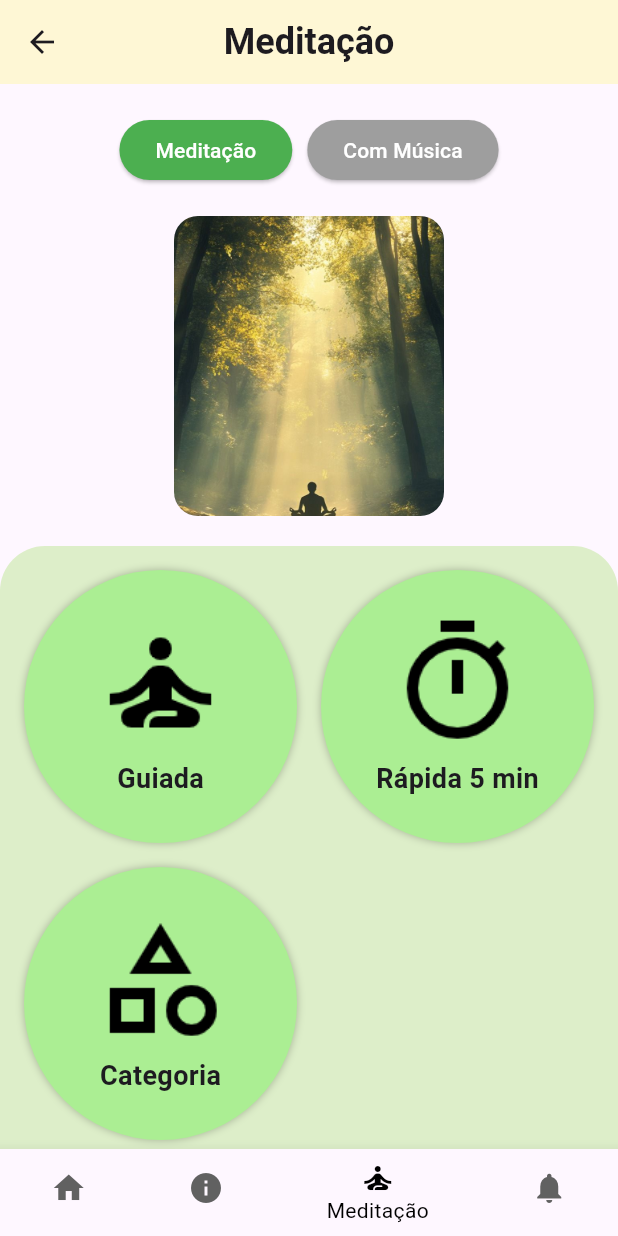
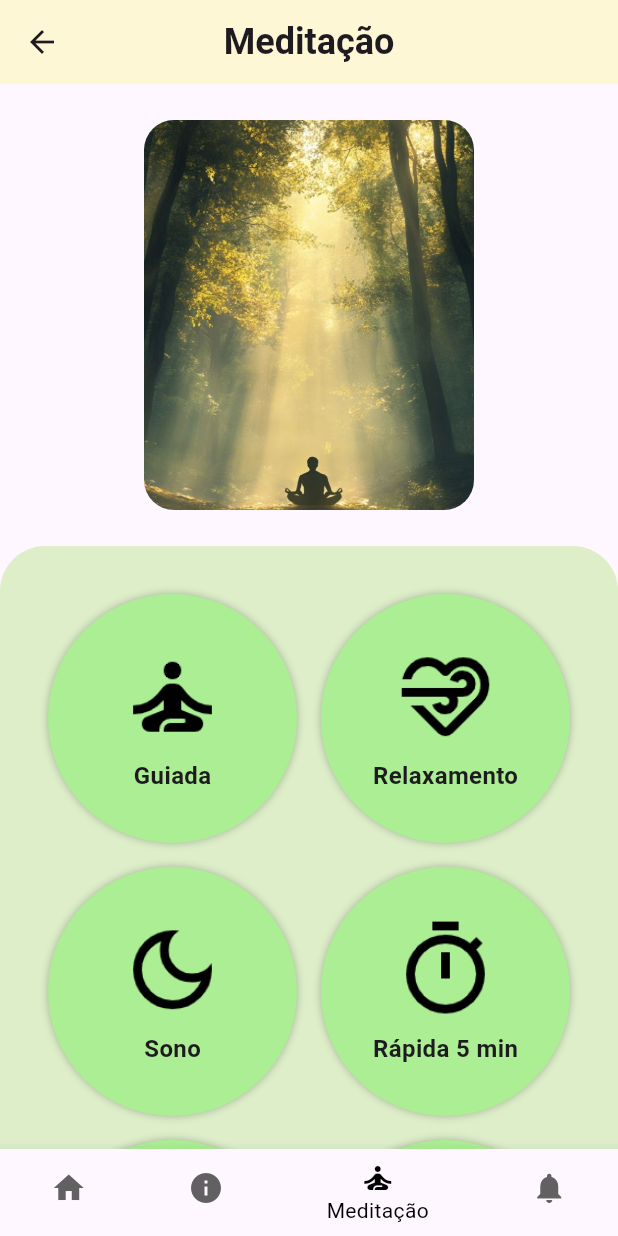
Before and after one commit to RichardSilva12/serena_app, a Flutter app: the MeditationView screen opened by its route, on a phone screen of 412 x 824 dp. Run offline on Flutter 3.47's test engine with Material 3 defaults, Android fonts, the light colour scheme and no system bars.

Commit message:
dicas e guia meditacao

```diff
--- a/lib/core/routes.dart
+++ b/lib/core/routes.dart
@@ -4,6 +4,8 @@ import '../views/breathing/respiracao.dart';
 import '../views/home/home_page.dart';
 import '../views/homeView/home_pricipal.dart';
 import '../views/info/home_info.dart';
+import '../views/meditation/dicas/dicas_tela.dart';
+import '../views/meditation/guided/guided_meditation_view.dart';
 import '../views/meditation/home_meditation.dart';
 import '../views/quiz/home_quiz.dart';
 import '../views/quiz/quiz_questions_view.dart';
@@ -16,6 +18,8 @@ class AppRoutes {
   static const String quiz = '/quiz';
   static const String info = '/info';
   static const String quizQuestions = '/quizQuestions';
+  static const String dicasMeditacao = '/dicasMeditacao';
+  static const String guiaMeditacao = '/guiaMeditacao';
 
   static Map<String, WidgetBuilder> routes = {
     home: (context) => HomePage(),
@@ -25,5 +29,7 @@ class AppRoutes {
     quiz: (context) => QuizIntroView(),
     quizQuestions: (context) => QuizQuestionsView(),
     info: (context) => InfoView(),
+    dicasMeditacao: (context) => MeditacaoDicasView(),
+    guiaMeditacao: (context) => MeditacaoGuiadaView(),
   };
 }
--- a/lib/views/meditation/home_meditation.dart
+++ b/lib/views/meditation/home_meditation.dart
@@ -10,14 +10,15 @@ class MeditationView extends StatefulWidget {
 }
 
 class MeditationViewState extends State<MeditationView> {
-  bool isMusicMode = false;
-
   @override
   Widget build(BuildContext context) {
     return Scaffold(
       appBar: AppBar(
         backgroundColor: const Color(0xFFFEF7D5),
-        title: const Text('Meditação', style: TextStyle(fontSize: 24, fontWeight: FontWeight.bold)),
+        title: const Text(
+          'Meditação',
+          style: TextStyle(fontSize: 24, fontWeight: FontWeight.bold),
+        ),
         centerTitle: true,
         leading: IconButton(
           icon: const Icon(Icons.arrow_back),
@@ -28,40 +29,29 @@ class MeditationViewState extends State<MeditationView> {
         children: [
           const SizedBox(height: 20),
 
-          // Alternador entre Meditação e Meditação com Música
-          Row(
-            mainAxisAlignment: MainAxisAlignment.center,
-            children: [
-              _buildToggleButton('Meditação', !isMusicMode, () {
-                setState(() => isMusicMode = false);
-              }),
-              const SizedBox(width: 10),
-              _buildToggleButton('Com Música', isMusicMode, () {
-                setState(() => isMusicMode = true);
-              }),
-            ],
-          ),
-          const SizedBox(height: 20),
-
-          // Imagem centralizada
-          Center(
+          // Imagem aumentada
+          Flexible(
+            flex: 2,
+            child: Center(
               child: ClipRRect(
-              borderRadius: BorderRadius.circular(16),
+                borderRadius: BorderRadius.circular(20),
                 child: Image.asset(
                   'lib/assets/images/imagem1.jpg',
-                width: 180,
-                height: 200,
+                  width: 220,
+                  height: 260,
                   fit: BoxFit.cover,
+                ),
               ),
             ),
           ),
           const SizedBox(height: 20),
 
-          // Seção dos botões ocupando o restante da tela
+          // Botões organizados em Grid
           Expanded(
+            flex: 3,
             child: Container(
               decoration: const BoxDecoration(
-                color: Color(0xFFDDEEC9), // Cor de fundo da seção
+                color: Color(0xFFDDEEC9),
                 borderRadius: BorderRadius.only(
                   topLeft: Radius.circular(30),
                   topRight: Radius.circular(30),
@@ -71,17 +61,14 @@ class MeditationViewState extends State<MeditationView> {
                 crossAxisCount: 2,
                 crossAxisSpacing: 16,
                 mainAxisSpacing: 16,
-                padding: const EdgeInsets.all(16),
-                children: isMusicMode
-                    ? [
+                padding: const EdgeInsets.all(32),
+                children: [
+                  _buildMeditationButton(context, 'Guiada', 'lib/assets/icons/meditation.png', '/guiaMeditacao'),
                   _buildMeditationButton(context, 'Relaxamento', 'lib/assets/icons/relax.png', '/'),
                   _buildMeditationButton(context, 'Sono', 'lib/assets/icons/lua.png', '/'),
-                        _buildMeditationButton(context, 'Guiada', 'lib/assets/icons/meditation.png', '/'),
-                      ]
-                    : [
-                        _buildMeditationButton(context, 'Guiada', 'lib/assets/icons/meditation.png', '/'),
                   _buildMeditationButton(context, 'Rápida 5 min', 'lib/assets/icons/timer.png', '/'),
                   _buildMeditationButton(context, 'Categoria', 'lib/assets/icons/category.png', '/'),
+                  _buildMeditationButton(context, 'Dicas', 'lib/assets/icons/dicas_meditation.png', '/dicasMeditacao'),
                 ],
               ),
             ),
@@ -92,36 +79,23 @@ class MeditationViewState extends State<MeditationView> {
     );
   }
 
-  Widget _buildToggleButton(String title, bool isSelected, VoidCallback onPressed) {
-    return ElevatedButton(
-      onPressed: onPressed,
-      style: ElevatedButton.styleFrom(
-        backgroundColor: isSelected ? Colors.green : Colors.grey,
-        shape: RoundedRectangleBorder(
-          borderRadius: BorderRadius.circular(20),
-        ),
-      ),
-      child: Text(title, style: const TextStyle(color: Colors.white)),
-    );
-  }
-
   Widget _buildMeditationButton(BuildContext context, String title, String imagePath, String route) {
     return GestureDetector(
       onTap: () => Navigator.pushNamed(context, route),
       child: Container(
-        width: 100,
-        height: 100,
+        width: 50,
+        height: 50,
         decoration: BoxDecoration(
-          color: Color(0xFFABEE93),
-          shape: BoxShape.circle, // Deixando os botões circulares
+          color: const Color(0xFFABEE93),
+          shape: BoxShape.circle,
           boxShadow: [BoxShadow(color: Colors.black26, blurRadius: 4)],
         ),
         child: Column(
           mainAxisAlignment: MainAxisAlignment.center,
           children: [
-            Image.asset(imagePath, width: 90, height: 90), // Aumentando os ícones
-            SizedBox(height: 6),
-            Text(title, style: TextStyle(fontSize: 18, fontWeight: FontWeight.bold)),
+            Image.asset(imagePath, width: 70, height: 70),
+            const SizedBox(height: 6),
+            Text(title, style: const TextStyle(fontSize: 16, fontWeight: FontWeight.bold)),
           ],
         ),
       ),
--- a/pubspec.yaml
+++ b/pubspec.yaml
@@ -78,6 +78,7 @@ flutter:
     - lib/assets/icons/emergencia.png
     - lib/assets/icons/audio_calmante.png
     - lib/assets/icons/dicas.png
+    - lib/assets/icons/dicas_meditation.png
 
 
   # The following line ensures that the Material Icons font is
```
Also changed, not shown: lib/views/meditation/dicas/dicas_tela.dart (added, +83 -0 lines), lib/views/meditation/guided/guided_meditation_view.dart (added, +105 -0 lines), lib/views/meditation_music/home_music.dart (deleted, +0 -85 lines), lib/assets/icons/dicas_meditation.png (added), lib/views/meditation/categories/category_meditation_view.dart (added), lib/views/meditation/quick/quick_meditation_view.dart (added). Lines whose indentation alone changed are shown as unchanged.
